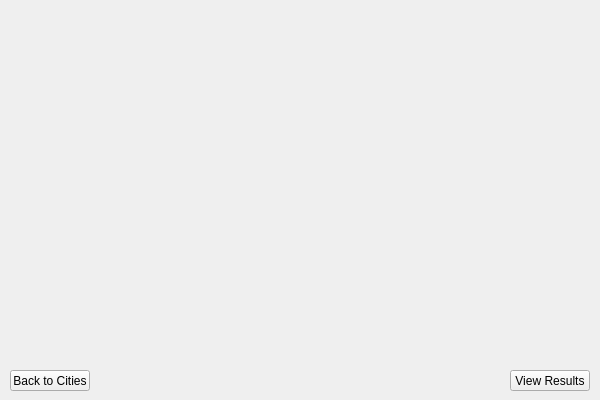
Above: European-Vacation-Program/foodselectwindow.ui from AaronGeesink/CS1D-European-Vacation-Project before the change. Below: the same form after it.
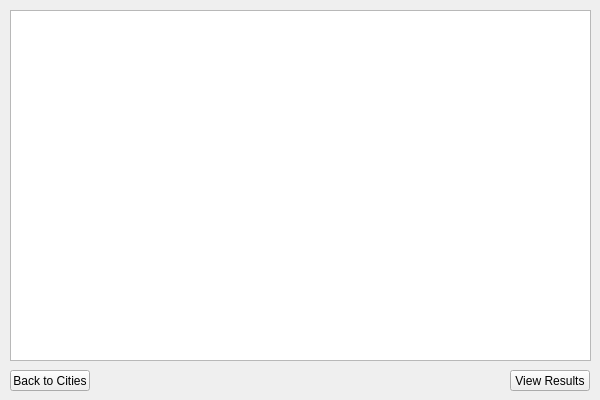
That is the form after the change.

```diff
--- a/European-Vacation-Program/foodselectwindow.ui
+++ b/European-Vacation-Program/foodselectwindow.ui
@@ -39,6 +39,16 @@
     <string>View Results</string>
    </property>
   </widget>
+  <widget class="QTableWidget" name="foodTable">
+   <property name="geometry">
+    <rect>
+     <x>10</x>
+     <y>10</y>
+     <width>581</width>
+     <height>351</height>
+    </rect>
+   </property>
+  </widget>
  </widget>
  <resources/>
  <connections/>
```
